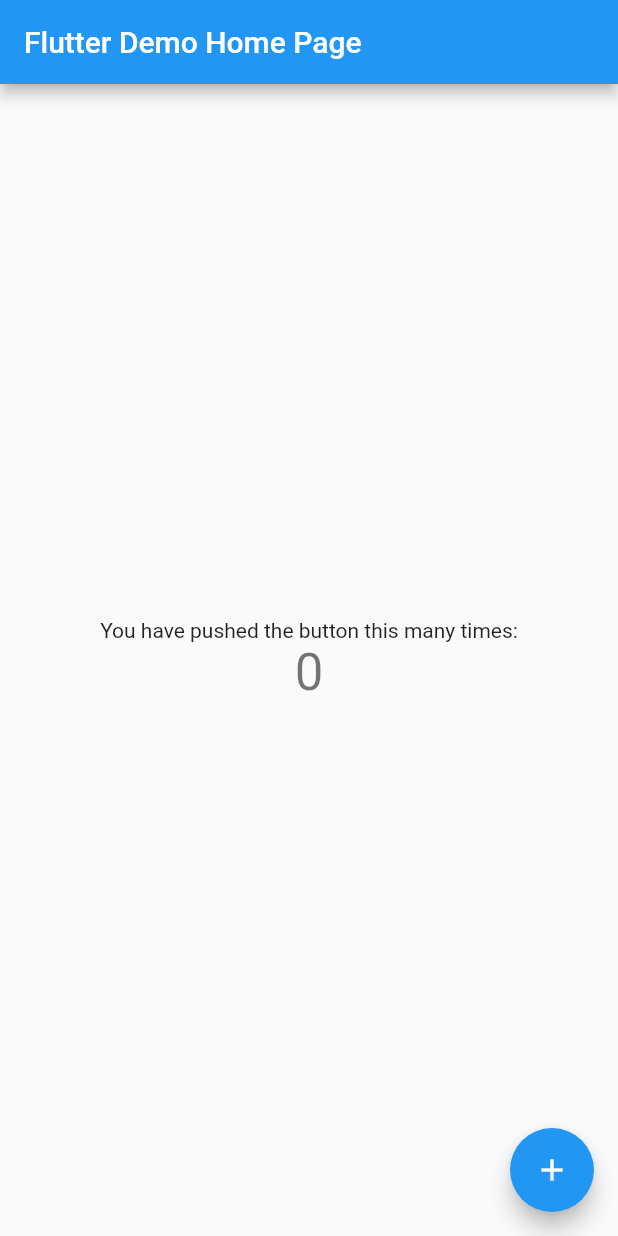
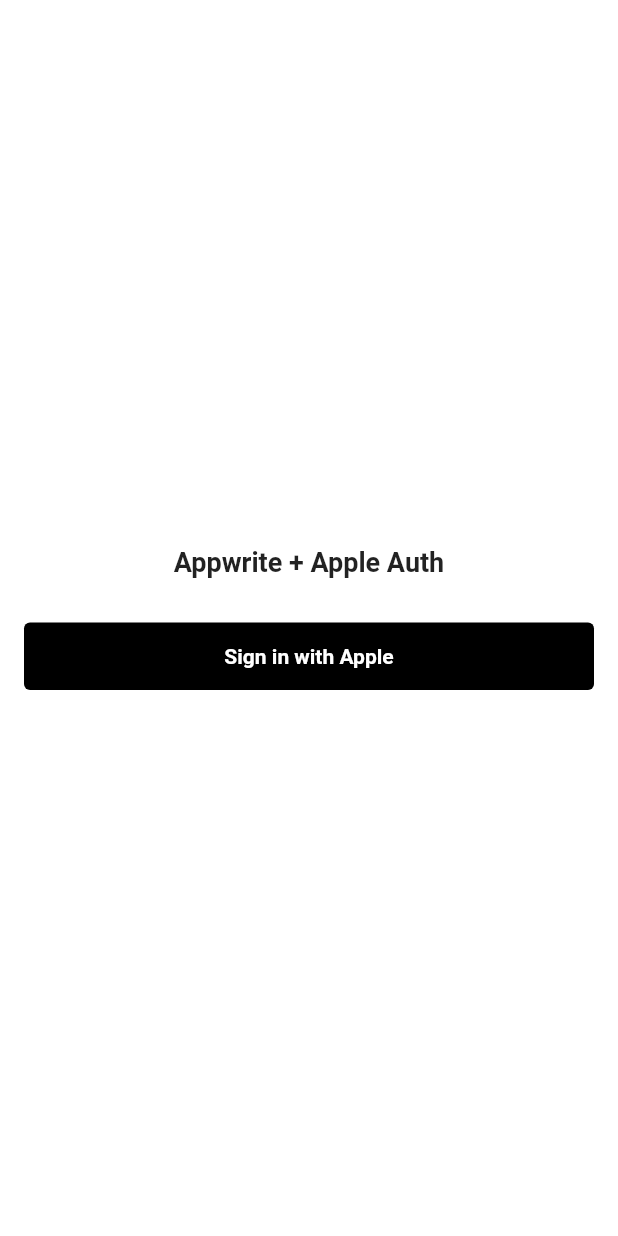
Before and after one commit to Mr-Malomz/apple_auth, a Flutter app: the screen it shows after launch, on a phone screen of 412 x 824 dp. Run offline on Flutter 3.47's test engine with Material 2 defaults, Android fonts, the light colour scheme and no system bars.

Commit message:
create app screens

```diff
--- a/lib/main.dart
+++ b/lib/main.dart
@@ -1,3 +1,5 @@
+import 'package:apple_auth/screen/dashboard.dart';
+import 'package:apple_auth/screen/login.dart';
 import 'package:flutter/material.dart';
 
 void main() {
@@ -13,103 +15,9 @@
     return MaterialApp(
       title: 'Flutter Demo',
       theme: ThemeData(
-        // This is the theme of your application.
-        //
-        // Try running your application with "flutter run". You'll see the
-        // application has a blue toolbar. Then, without quitting the app, try
-        // changing the primarySwatch below to Colors.green and then invoke
-        // "hot reload" (press "r" in the console where you ran "flutter run",
-        // or simply save your changes to "hot reload" in a Flutter IDE).
-        // Notice that the counter didn't reset back to zero; the application
-        // is not restarted.
         primarySwatch: Colors.blue,
       ),
-      home: const MyHomePage(title: 'Flutter Demo Home Page'),
+      home: const Login(),
     );
   }
 }
-
-class MyHomePage extends StatefulWidget {
-  const MyHomePage({Key? key, required this.title}) : super(key: key);
-
-  // This widget is the home page of your application. It is stateful, meaning
-  // that it has a State object (defined below) that contains fields that affect
-  // how it looks.
-
-  // This class is the configuration for the state. It holds the values (in this
-  // case the title) provided by the parent (in this case the App widget) and
-  // used by the build method of the State. Fields in a Widget subclass are
-  // always marked "final".
-
-  final String title;
-
-  @override
-  State<MyHomePage> createState() => _MyHomePageState();
-}
-
-class _MyHomePageState extends State<MyHomePage> {
-  int _counter = 0;
-
-  void _incrementCounter() {
-    setState(() {
-      // This call to setState tells the Flutter framework that something has
-      // changed in this State, which causes it to rerun the build method below
-      // so that the display can reflect the updated values. If we changed
-      // _counter without calling setState(), then the build method would not be
-      // called again, and so nothing would appear to happen.
-      _counter++;
-    });
-  }
-
-  @override
-  Widget build(BuildContext context) {
-    // This method is rerun every time setState is called, for instance as done
-    // by the _incrementCounter method above.
-    //
-    // The Flutter framework has been optimized to make rerunning build methods
-    // fast, so that you can just rebuild anything that needs updating rather
-    // than having to individually change instances of widgets.
-    return Scaffold(
-      appBar: AppBar(
-        // Here we take the value from the MyHomePage object that was created by
-        // the App.build method, and use it to set our appbar title.
-        title: Text(widget.title),
-      ),
-      body: Center(
-        // Center is a layout widget. It takes a single child and positions it
-        // in the middle of the parent.
-        child: Column(
-          // Column is also a layout widget. It takes a list of children and
-          // arranges them vertically. By default, it sizes itself to fit its
-          // children horizontally, and tries to be as tall as its parent.
-          //
-          // Invoke "debug painting" (press "p" in the console, choose the
-          // "Toggle Debug Paint" action from the Flutter Inspector in Android
-          // Studio, or the "Toggle Debug Paint" command in Visual Studio Code)
-          // to see the wireframe for each widget.
-          //
-          // Column has various properties to control how it sizes itself and
-          // how it positions its children. Here we use mainAxisAlignment to
-          // center the children vertically; the main axis here is the vertical
-          // axis because Columns are vertical (the cross axis would be
-          // horizontal).
-          mainAxisAlignment: MainAxisAlignment.center,
-          children: <Widget>[
-            const Text(
-              'You have pushed the button this many times:',
-            ),
-            Text(
-              '$_counter',
-              style: Theme.of(context).textTheme.headline4,
-            ),
-          ],
-        ),
-      ),
-      floatingActionButton: FloatingActionButton(
-        onPressed: _incrementCounter,
-        tooltip: 'Increment',
-        child: const Icon(Icons.add),
-      ), // This trailing comma makes auto-formatting nicer for build methods.
-    );
-  }
-}
--- /dev/null
+++ b/lib/screen/login.dart
@@ -0,0 +1,55 @@
+import 'package:flutter/material.dart';
+
+class Login extends StatefulWidget {
+  const Login({Key? key}) : super(key: key);
+
+  @override
+  State<Login> createState() => _LoginState();
+}
+
+class _LoginState extends State<Login> {
+  @override
+  Widget build(BuildContext context) {
+    return Scaffold(
+      backgroundColor: Colors.white,
+      body: Padding(
+        padding: const EdgeInsets.all(16.0),
+        child: Column(
+          mainAxisAlignment: MainAxisAlignment.center,
+          crossAxisAlignment: CrossAxisAlignment.center,
+          children: [
+            const Text(
+              "Appwrite + Apple Auth",
+              style: TextStyle(
+                fontWeight: FontWeight.bold,
+                fontSize: 18.0,
+              ),
+            ),
+            const SizedBox(height: 30),
+            SizedBox(
+              width: double.infinity,
+              height: 45.0,
+              child: TextButton(
+                onPressed: () {
+                  //to do
+                },
+                style: ButtonStyle(
+                  backgroundColor:
+                      MaterialStateProperty.all<Color>(Colors.black),
+                ),
+                child: const Text(
+                  'Sign in with Apple',
+                  style: TextStyle(
+                    color: Colors.white,
+                    fontWeight: FontWeight.bold,
+                    fontSize: 14.0,
+                  ),
+                ),
+              ),
+            ),
+          ],
+        ),
+      ),
+    );
+  }
+}
```
Also changed, not shown: lib/screen/dashboard.dart (added, +57 -0 lines).
